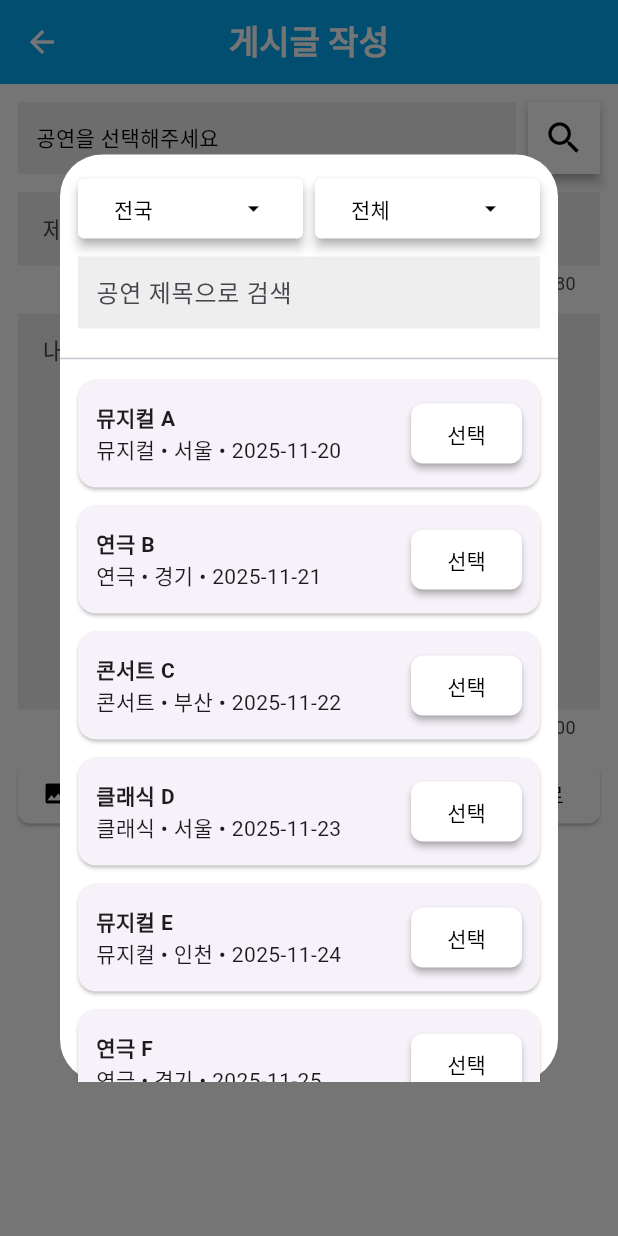
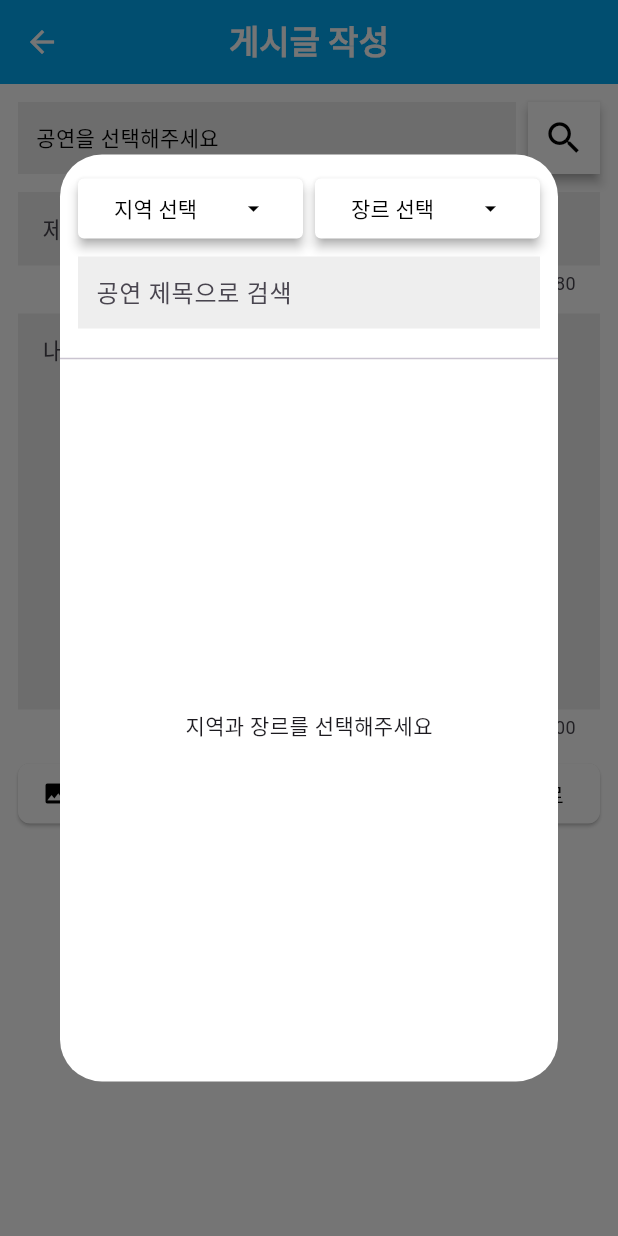
Before and after one commit to sss2013/osp-dartroll-project, a Flutter app: the PostWritePage screen opened directly with empty values, after a tap on the "search" icon, on a phone screen of 412 x 824 dp. Run offline on Flutter 3.47's test engine with Material 3 defaults, Android fonts, the phone set to English and light mode, and no system bars; our stand-ins replace flutter_dotenv; missing offline and left inert: flutter_naver_login, kakao_flutter_sdk.

Commit message:
공연 목록 API호출

```diff
--- a/lib/src/features/community/presentation/pages/post_write_page.dart
+++ b/lib/src/features/community/presentation/pages/post_write_page.dart
@@ -1,6 +1,16 @@
 // post_write_page.dart
+import 'dart:async';
+import 'dart:convert';
 import 'package:flutter/material.dart';
+import 'package:http/http.dart' as http;
 import 'package:cultureyo/src/features/community/data/post_model.dart';
+
+class Performance {
+  final String id;
+  final String title;
+
+  Performance({required this.id, required this.title});
+}
 
 class PostWritePage extends StatefulWidget {
   final String category; // review / friend
@@ -14,185 +24,22 @@ class PostWritePage extends StatefulWidget {
 class _PostWritePageState extends State<PostWritePage> {
   final TextEditingController titleController = TextEditingController();
   final TextEditingController contentController = TextEditingController();
-  final int titleMaxLength = 80; // 제목 글자 제한
-  final int contentMaxLength = 500; // 내용 글자 제한
+  final int titleMaxLength = 80;
+  final int contentMaxLength = 500;
 
-  // 선택된 공연
-  String? selectedPerformance;
-
-  // 지역/장르/서브지역 데이터
-  String selectedRegion = '전국';
-  String selectedGenre = '전체';
+  Performance? selectedPerformance; // 공연 ID + 제목 저장
 
   final List<String> regions = [
-    '전국', '서울', '경기', '인천', '대전', '세종', '충남', '충북',
-    '광주', '전남', '전북', '대구', '경북', '부산', '울산', '경남', '강원', '제주'
+    '강원', '경기', '경남', '경북', '광주', '대구', '대전', '부산', '서울', '세종', '울산', '인천', '지역 미정'
   ];
 
-  final Map<String, List<String>> subRegions = {
-    '서울': ['전체', '세부지역1', '세부지역2'],
-    '경기': ['전체', '세부지역1', '세부지역2'],
-    '인천': ['전체', '세부지역1', '세부지역2'],
-    '대전': ['전체', '세부지역1', '세부지역2'],
-    '세종': ['전체', '세부지역1', '세부지역2'],
-    '충남': ['전체', '세부지역1', '세부지역2'],
-    '충북': ['전체', '세부지역1', '세부지역2'],
-    '광주': ['전체', '세부지역1', '세부지역2'],
-    '전남': ['전체', '세부지역1', '세부지역2'],
-    '전북': ['전체', '세부지역1', '세부지역2'],
-    '대구': ['전체', '세부지역1', '세부지역2'],
-    '경북': ['전체', '세부지역1', '세부지역2'],
-    '부산': ['전체', '세부지역1', '세부지역2'],
-    '울산': ['전체', '세부지역1', '세부지역2'],
-    '경남': ['전체', '세부지역1', '세부지역2'],
-    '강원': ['전체', '세부지역1', '세부지역2'],
-    '제주': ['전체', '세부지역1', '세부지역2'],
-  };
+  final List<String> genres = [
+    '국악', '기타', '무용/발레', '뮤지컬/오페라', '연극', '음악/콘서트', '전시'
+  ];
 
-  final List<String> genres = ['전체', '뮤지컬', '연극', '콘서트', '클래식'];
+  Timer? _debounce; // 검색 debounce용
 
-  @override
-  Widget build(BuildContext context) {
-    return Scaffold(
-      backgroundColor: Colors.white, // 배경색 흰색
-      appBar: AppBar(
-        backgroundColor: Colors.lightBlue,
-        title: const Text(
-          '게시글 작성',
-          style: TextStyle(
-            color: Colors.white,
-            fontWeight: FontWeight.bold,
-          ),
-        ),
-        centerTitle: true,
-        leading: IconButton(
-          icon: const Icon(Icons.arrow_back, color: Colors.white),
-          onPressed: () => Navigator.pop(context),
-        ),
-      ),
-      body: Stack(
-        children: [
-          Padding(
-            padding: const EdgeInsets.symmetric(horizontal: 12, vertical: 12),
-            child: SingleChildScrollView(
-              child: Column(
-                children: [
-                  // 공연 선택 영역
-                  Row(
-                    children: [
-                      Expanded(
-                        child: Container(
-                          height: 48,
-                          padding: const EdgeInsets.symmetric(horizontal: 12),
-                          decoration: BoxDecoration(
-                            color: Colors.grey[200],
-                            borderRadius: BorderRadius.zero, // 제목/내용 입력칸과 동일
-                          ),
-                          alignment: Alignment.centerLeft,
-                          child: Text(
-                            selectedPerformance ?? '공연을 선택해주세요',
-                            style: TextStyle(
-                              color: Colors.black, // 제목 입력칸과 동일하게 진하게
-                              fontWeight: FontWeight.normal,
-                            ),
-                          ),
-                        ),
-                      ),
-                      const SizedBox(width: 8),
-                      SizedBox(
-                        height: 48,
-                        width: 48,
-                        child: ElevatedButton(
-                          onPressed: _showPerformanceModal,
-                          style: ElevatedButton.styleFrom(
-                            backgroundColor: Colors.white,
-                            foregroundColor: Colors.black,
-                            shadowColor: Colors.grey,
-                            elevation: 3,
-                            shape: RoundedRectangleBorder(borderRadius: BorderRadius.zero),
-                            padding: EdgeInsets.zero,
-                          ),
-                          child: const Center( // 아이콘 중앙 정렬
-                            child: Icon(
-                              Icons.search,
-                              size: 28,
-                            ),
-                          ),
-                        ),
-                      ),
-                    ],
-                  ),
-                  const SizedBox(height: 12),
-                  // 제목 입력칸
-                  TextField(
-                    controller: titleController,
-                    maxLength: titleMaxLength,
-                    decoration: InputDecoration(
-                      hintText: '제목을 입력해주세요 ($titleMaxLength자 제한)',
-                      border: InputBorder.none,
-                      filled: true,
-                      fillColor: Colors.grey[200],
-                      contentPadding: const EdgeInsets.symmetric(
-                          horizontal: 12, vertical: 12),
-                    ),
-                  ),
-                  const SizedBox(height: 12),
-                  // 내용 입력칸
-                  TextField(
-                    controller: contentController,
-                    maxLength: contentMaxLength,
-                    maxLines: null,
-                    minLines: 10,
-                    decoration: InputDecoration(
-                      hintText: '내용을 입력해주세요 ($contentMaxLength자 제한)',
-                      border: InputBorder.none,
-                      filled: true,
-                      fillColor: Colors.grey[200],
-                      contentPadding: const EdgeInsets.symmetric(
-                          horizontal: 12, vertical: 12),
-                    ),
-                  ),
-                  const SizedBox(height: 60), // 하단 버튼 공간 확보
-                ],
-              ),
-            ),
-          ),
-          // 사진 업로드 버튼
-          Positioned(
-            left: 12,
-            bottom: 12,
-            child: ElevatedButton.icon(
-              onPressed: () {},
-              icon: const Icon(Icons.image, color: Colors.black),
-              label: const Text('사진 업로드', style: TextStyle(color: Colors.black)),
-              style: ElevatedButton.styleFrom(
-                backgroundColor: Colors.white,
-                shape: RoundedRectangleBorder(
-                  borderRadius: BorderRadius.circular(8),
-                ),
-              ),
-            ),
-          ),
-          // 완료 버튼
-          Positioned(
-            right: 12,
-            bottom: 12,
-            child: ElevatedButton(
-              onPressed: _onSubmit,
-              child: const Text('완료', style: TextStyle(color: Colors.black)),
-              style: ElevatedButton.styleFrom(
-                backgroundColor: Colors.white,
-                shape: RoundedRectangleBorder(
-                  borderRadius: BorderRadius.circular(8),
-                ),
-              ),
-            ),
-          ),
-        ],
-      ),
-    );
-  }
-
+  // --- 게시글 작성 ---
   void _onSubmit() {
     if (titleController.text.isEmpty ||
         contentController.text.isEmpty ||
@@ -209,9 +56,9 @@ class _PostWritePageState extends State<PostWritePage> {
       title: titleController.text,
       content: contentController.text,
       author: '닉네임',
-      region: selectedRegion,
+      region: '전체',
       subRegion: '전체',
-      genre: selectedGenre,
+      genre: '전체',
       views: 0,
       likes: 0,
       date: DateTime.now(),
@@ -220,31 +67,94 @@ class _PostWritePageState extends State<PostWritePage> {
     Navigator.pop(context, newPost);
   }
 
+  // --- HTML 디코딩 함수 ---
+  String htmlDecode(String input) {
+    return input
+        .replaceAll('&amp;', '&')
+        .replaceAll('&lt;', '<')
+        .replaceAll('&gt;', '>')
+        .replaceAll('&quot;', '"')
+        .replaceAll('&#39;', "'")
+        .replaceAll('&nbsp;', ' ');
+  }
+
+  // --- 공연 선택 modal ---
   Future<void> _showPerformanceModal() async {
-    final performances = [
-      {'title': '뮤지컬 A', 'genre': '뮤지컬', 'region': '서울', 'date': '2025-11-20'},
-      {'title': '연극 B', 'genre': '연극', 'region': '경기', 'date': '2025-11-21'},
-      {'title': '콘서트 C', 'genre': '콘서트', 'region': '부산', 'date': '2025-11-22'},
-      {'title': '클래식 D', 'genre': '클래식', 'region': '서울', 'date': '2025-11-23'},
-      {'title': '뮤지컬 E', 'genre': '뮤지컬', 'region': '인천', 'date': '2025-11-24'},
-      {'title': '연극 F', 'genre': '연극', 'region': '경기', 'date': '2025-11-25'},
-    ];
-
-    String modalRegion = selectedRegion;
-    String modalGenre = selectedGenre;
+    String? modalRegion;
+    String? modalGenre;
     String modalSearch = '';
 
-    final selected = await showDialog<String>(
+    List<Map<String, dynamic>> performanceList = []; // ID + title 저장
+    bool isLoading = false;
+    String? errorMessage;
+
+    late void Function(void Function()) setModalState;
+
+    Future<void> fetchPerformances() async {
+      if (modalRegion == null || modalGenre == null) return;
+      if (!mounted) return;
+
+      setModalState(() {
+        isLoading = true;
+        errorMessage = null;
+      });
+
+      final body = {
+        'idxName': 'performance',
+        'area': modalRegion == '지역 미정' ? 'empty' : modalRegion,
+        'genre': modalGenre,
+      };
+
+      try {
+        final response = await http.post(
+          Uri.parse('https://dartroll-nodejs.onrender.com/api/getSimple'),
+          headers: {'Content-Type': 'application/json'},
+          body: jsonEncode(body),
+        );
+
+        if (response.statusCode == 200) {
+          final Map<String, dynamic> jsonData = jsonDecode(response.body);
+          final List<dynamic> results = jsonData['results'] ?? [];
+          performanceList = results
+              .map<Map<String, dynamic>>((item) => {
+            'id': item['id'].toString(),
+            'title': htmlDecode(item['title'].toString())
+          })
+              .toList();
+
+          if (performanceList.isEmpty) {
+            errorMessage = "해당 조건에 맞는 공연정보가 존재하지 않습니다.";
+          }
+
+          if (modalSearch.isNotEmpty) {
+            performanceList = performanceList
+                .where((item) => item['title'].contains(modalSearch))
+                .toList();
+          }
+        } else {
+          performanceList = [];
+          errorMessage = "서버 오류";
+        }
+      } catch (e) {
+        performanceList = [];
+        errorMessage = "서버 오류";
+      } finally {
+        if (!mounted) return;
+        setModalState(() {
+          isLoading = false;
+        });
+      }
+    }
+
+    final selected = await showDialog<Performance>(
       context: context,
       builder: (context) => StatefulBuilder(
-        builder: (context, setModalState) {
-          final filtered = performances.where((p) {
-            final matchRegion =
-            (modalRegion == '전국' || p['region'] == modalRegion);
-            final matchGenre = (modalGenre == '전체' || p['genre'] == modalGenre);
-            final matchSearch = p['title']!.contains(modalSearch);
-            return matchRegion && matchGenre && matchSearch;
-          }).toList();
+        builder: (context, _setModalState) {
+          setModalState = _setModalState;
+
+          List<Map<String, dynamic>> filtered = performanceList
+              .where((item) => item['title'].contains(modalSearch))
+              .toList();
 
           return Dialog(
             backgroundColor: Colors.white,
@@ -278,6 +188,7 @@ class _PostWritePageState extends State<PostWritePage> {
                                     setModalState(() {
                                       modalRegion = region;
                                     });
+                                    fetchPerformances();
                                   }
                                 },
                                 style: ElevatedButton.styleFrom(
@@ -292,7 +203,7 @@ class _PostWritePageState extends State<PostWritePage> {
                                   mainAxisAlignment:
                                   MainAxisAlignment.spaceBetween,
                                   children: [
-                                    Text(modalRegion),
+                                    Text(modalRegion ?? '지역 선택'),
                                     const Icon(Icons.arrow_drop_down),
                                   ],
                                 ),
@@ -319,6 +230,7 @@ class _PostWritePageState extends State<PostWritePage> {
                                     setModalState(() {
                                       modalGenre = genre;
                                     });
+                                    fetchPerformances();
                                   }
                                 },
                                 style: ElevatedButton.styleFrom(
@@ -333,7 +245,7 @@ class _PostWritePageState extends State<PostWritePage> {
                                   mainAxisAlignment:
                                   MainAxisAlignment.spaceBetween,
                                   children: [
-                                    Text(modalGenre),
+                                    Text(modalGenre ?? '장르 선택'),
                                     const Icon(Icons.arrow_drop_down),
                                   ],
                                 ),
@@ -347,12 +259,16 @@ class _PostWritePageState extends State<PostWritePage> {
                           padding: const EdgeInsets.symmetric(horizontal: 12),
                           decoration: BoxDecoration(
                             color: Colors.grey[200],
-                            borderRadius: BorderRadius.zero,
                           ),
                           child: TextField(
                             onChanged: (val) {
-                              setModalState(() {
                               modalSearch = val;
+
+                              if (_debounce?.isActive ?? false)
+                                _debounce!.cancel();
+                              _debounce =
+                                  Timer(const Duration(milliseconds: 400), () {
+                                    fetchPerformances();
                                   });
                             },
                             decoration: const InputDecoration(
@@ -366,46 +282,54 @@ class _PostWritePageState extends State<PostWritePage> {
                   ),
                   const Divider(),
                   Expanded(
-                    child: ListView.builder(
+                    child: isLoading
+                        ? const Center(child: CircularProgressIndicator())
+                        : (modalRegion == null || modalGenre == null)
+                        ? const Center(
+                        child: Text('지역과 장르를 선택해주세요'))
+                        : errorMessage != null
+                        ? Center(child: Text(errorMessage!))
+                        : filtered.isEmpty
+                        ? const Center(
+                        child: Text('검색 조건에 맞는 공연이 없습니다.'))
+                        : ListView.separated(
                       itemCount: filtered.length,
+                      separatorBuilder: (context, index) =>
+                          Divider(
+                            color: Colors.grey[300],
+                            thickness: 1,
+                            height: 1,
+                          ),
                       itemBuilder: (context, index) {
-                        final perf = filtered[index];
-                        return Card(
-                          margin: const EdgeInsets.symmetric(
-                              horizontal: 12, vertical: 6),
-                          child: Padding(
-                            padding: const EdgeInsets.all(12.0),
-                            child: Row(
-                              children: [
-                                Expanded(
-                                  child: Column(
-                                    crossAxisAlignment:
-                                    CrossAxisAlignment.start,
-                                    children: [
-                                      Text(perf['title']!,
+                        final item = filtered[index];
+                        return ListTile(
+                          title: Text(
+                            item['title'],
                             style: const TextStyle(
-                                              fontWeight: FontWeight.bold)),
-                                      Text(
-                                          '${perf['genre']} • ${perf['region']} • ${perf['date']}'),
-                                    ],
+                              color: Colors.black,
+                              fontWeight:
+                              FontWeight.normal,
                             ),
                           ),
-                                ElevatedButton(
+                          tileColor: Colors.white,
+                          trailing: ElevatedButton(
                             onPressed: () {
-                                    Navigator.pop(context, perf['title']);
+                              Navigator.pop(
+                                  context,
+                                  Performance(
+                                      id: item['id'],
+                                      title: item['title']));
                             },
                             child: const Text('선택'),
                             style: ElevatedButton.styleFrom(
-                                    backgroundColor: Colors.white,
-                                    foregroundColor: Colors.black,
+                              backgroundColor: Colors.blue,
+                              foregroundColor: Colors.white,
                               shadowColor: Colors.grey,
                               elevation: 2,
                               shape: RoundedRectangleBorder(
-                                      borderRadius: BorderRadius.circular(8),
+                                borderRadius:
+                                BorderRadius.circular(8),
                               ),
-                                  ),
-                                ),
-                              ],
                             ),
                           ),
                         );
@@ -420,10 +344,148 @@ class _PostWritePageState extends State<PostWritePage> {
       ),
     );
 
-    if (selected != null) {
+    if (selected != null && mounted) {
       setState(() {
         selectedPerformance = selected;
       });
     }
   }
+
+  @override
+  void dispose() {
+    _debounce?.cancel();
+    titleController.dispose();
+    contentController.dispose();
+    super.dispose();
   }
+
+  @override
+  Widget build(BuildContext context) {
+    return Scaffold(
+      backgroundColor: Colors.white,
+      appBar: AppBar(
+        backgroundColor: Colors.lightBlue,
+        title: const Text(
+          '게시글 작성',
+          style: TextStyle(color: Colors.white, fontWeight: FontWeight.bold),
+        ),
+        centerTitle: true,
+        leading: IconButton(
+          icon: const Icon(Icons.arrow_back, color: Colors.white),
+          onPressed: () => Navigator.pop(context),
+        ),
+      ),
+      body: Stack(
+        children: [
+          Padding(
+            padding: const EdgeInsets.symmetric(horizontal: 12, vertical: 12),
+            child: SingleChildScrollView(
+              child: Column(
+                children: [
+                  Row(
+                    children: [
+                      Expanded(
+                        child: Container(
+                          height: 48,
+                          padding: const EdgeInsets.symmetric(horizontal: 12),
+                          decoration: BoxDecoration(
+                            color: Colors.grey[200],
+                          ),
+                          alignment: Alignment.centerLeft,
+                          child: Text(
+                            selectedPerformance?.title ??
+                                '공연을 선택해주세요',
+                            style: const TextStyle(
+                              color: Colors.black,
+                            ),
+                          ),
+                        ),
+                      ),
+                      const SizedBox(width: 8),
+                      SizedBox(
+                        height: 48,
+                        width: 48,
+                        child: ElevatedButton(
+                          onPressed: _showPerformanceModal,
+                          style: ElevatedButton.styleFrom(
+                            backgroundColor: Colors.white,
+                            foregroundColor: Colors.black,
+                            shadowColor: Colors.grey,
+                            elevation: 3,
+                            shape: RoundedRectangleBorder(
+                                borderRadius: BorderRadius.zero),
+                            padding: EdgeInsets.zero,
+                          ),
+                          child: const Center(
+                            child: Icon(Icons.search, size: 28),
+                          ),
+                        ),
+                      ),
+                    ],
+                  ),
+                  const SizedBox(height: 12),
+                  TextField(
+                    controller: titleController,
+                    maxLength: titleMaxLength,
+                    decoration: InputDecoration(
+                      hintText: '제목을 입력해주세요 ($titleMaxLength자 제한)',
+                      border: InputBorder.none,
+                      filled: true,
+                      fillColor: Colors.grey[200],
+                      contentPadding: const EdgeInsets.symmetric(
+                          horizontal: 12, vertical: 12),
+                    ),
+                  ),
+                  const SizedBox(height: 12),
+                  TextField(
+                    controller: contentController,
+                    maxLength: contentMaxLength,
+                    maxLines: null,
+                    minLines: 10,
+                    decoration: InputDecoration(
+                      hintText: '내용을 입력해주세요 ($contentMaxLength자 제한)',
+                      border: InputBorder.none,
+                      filled: true,
+                      fillColor: Colors.grey[200],
+                      contentPadding: const EdgeInsets.symmetric(
+                          horizontal: 12, vertical: 12),
+                    ),
+                  ),
+                  const SizedBox(height: 60),
+                ],
+              ),
+            ),
+          ),
+          Positioned(
+            left: 12,
+            bottom: 12,
+            child: ElevatedButton.icon(
+              onPressed: () {},
+              icon: const Icon(Icons.image, color: Colors.black),
+              label: const Text('사진 업로드',
+                  style: TextStyle(color: Colors.black)),
+              style: ElevatedButton.styleFrom(
+                backgroundColor: Colors.white,
+                shape: RoundedRectangleBorder(
+                    borderRadius: BorderRadius.circular(8)),
+              ),
+            ),
+          ),
+          Positioned(
+            right: 12,
+            bottom: 12,
+            child: ElevatedButton(
+              onPressed: _onSubmit,
+              child: const Text('완료', style: TextStyle(color: Colors.black)),
+              style: ElevatedButton.styleFrom(
+                backgroundColor: Colors.white,
+                shape: RoundedRectangleBorder(
+                    borderRadius: BorderRadius.circular(8)),
+              ),
+            ),
+          ),
+        ],
+      ),
+    );
+  }
+}
```
Lines whose indentation alone changed are shown as unchanged.
